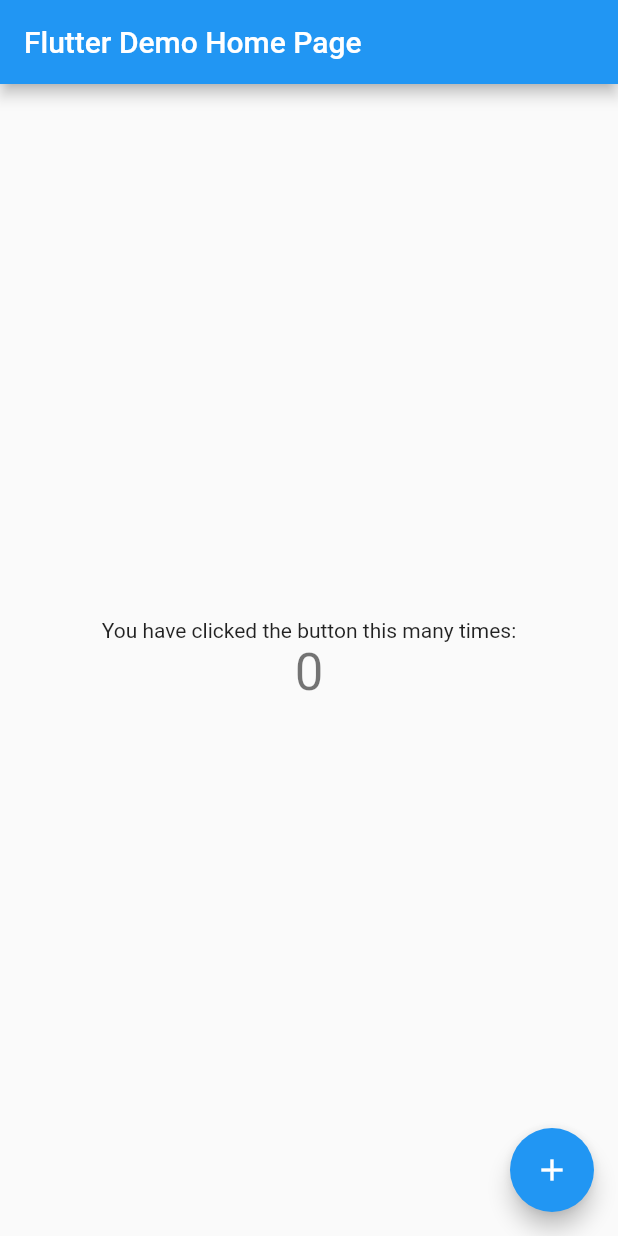
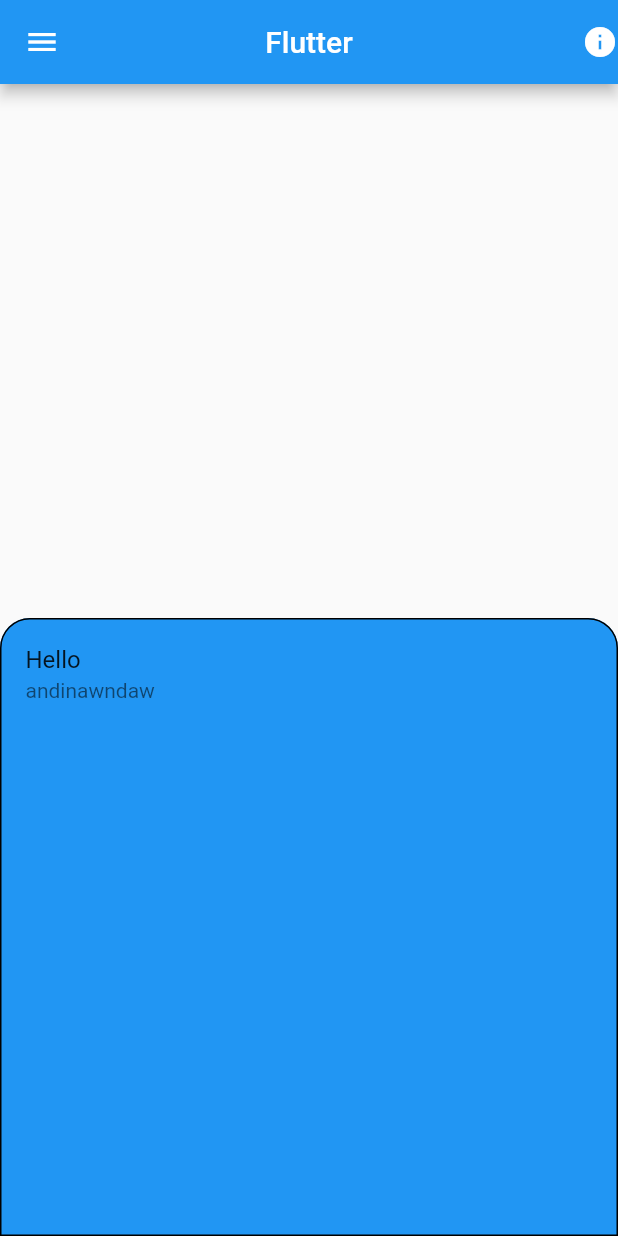
Before and after one commit to WingiM/test_flutter_app, a Flutter app: the screen it shows after launch, on a phone screen of 412 x 824 dp. Run offline on Flutter 3.47's test engine with Material 2 defaults, Android fonts, the phone set to English and light mode, and no system bars.

Commit message:
11.02 lesson

```diff
--- /dev/null
+++ b/lib/authPage.dart
@@ -0,0 +1,38 @@
+import 'package:flutter/material.dart';
+import 'package:flutter/src/widgets/framework.dart';
+import 'package:flutter/src/widgets/placeholder.dart';
+
+String name = "Flutter";
+
+class AuthPage extends StatelessWidget {
+  const AuthPage({super.key});
+
+  Widget auth(BuildContext context) {
+    return Container();
+  }
+
+  @override
+  Widget build(BuildContext context) {
+    return Scaffold(
+      appBar: AppBar(
+        title: Text(name),
+        centerTitle: true,
+        actions: const [Icon(Icons.info)],
+      ),
+      drawer: const Drawer(),
+      body: auth(context),
+      bottomNavigationBar: SizedBox(
+        height: MediaQuery.of(context).size.height * 0.5,
+        child: const ListTile(
+          shape: OutlineInputBorder(
+              borderRadius: BorderRadius.vertical(
+            top: Radius.circular(20),
+          )),
+          tileColor: Colors.blue,
+          title: Text("Hello"),
+          subtitle: Text("andinawndaw"),
+        ),
+      ),
+    );
+  }
+}
--- a/lib/main.dart
+++ b/lib/main.dart
@@ -1,115 +1,18 @@
 import 'package:flutter/material.dart';
+import 'package:test_flutter_app/authPage.dart';
 
 void main() {
-  runApp(const MyApp());
+  runApp(AppThemeMaterial());
 }
 
-class MyApp extends StatelessWidget {
-  const MyApp({super.key});
+class AppThemeMaterial extends StatelessWidget {
+  const AppThemeMaterial({super.key});
 
-  // This widget is the root of your application.
   @override
   Widget build(BuildContext context) {
-    return MaterialApp(
-      title: 'Flutter Demo',
-      theme: ThemeData(
-        // This is the theme of your application.
-        //
-        // Try running your application with "flutter run". You'll see the
-        // application has a blue toolbar. Then, without quitting the app, try
-        // changing the primarySwatch below to Colors.green and then invoke
-        // "hot reload" (press "r" in the console where you ran "flutter run",
-        // or simply save your changes to "hot reload" in a Flutter IDE).
-        // Notice that the counter didn't reset back to zero; the application
-        // is not restarted.
-        primarySwatch: Colors.blue,
-      ),
-      home: const MyHomePage(title: 'Flutter Demo Home Page'),
+    return const MaterialApp(
+      home: AuthPage(),
+      debugShowCheckedModeBanner: false,
     );
   }
 }
-
-class MyHomePage extends StatefulWidget {
-  const MyHomePage({super.key, required this.title});
-
-  // This widget is the home page of your application. It is stateful, meaning
-  // that it has a State object (defined below) that contains fields that affect
-  // how it looks.
-
-  // This class is the configuration for the state. It holds the values (in this
-  // case the title) provided by the parent (in this case the App widget) and
-  // used by the build method of the State. Fields in a Widget subclass are
-  // always marked "final".
-
-  final String title;
-
-  @override
-  State<MyHomePage> createState() => _MyHomePageState();
-}
-
-class _MyHomePageState extends State<MyHomePage> {
-  int _counter = 0;
-
-  void _incrementCounter() {
-    setState(() {
-      // This call to setState tells the Flutter framework that something has
-      // changed in this State, which causes it to rerun the build method below
-      // so that the display can reflect the updated values. If we changed
-      // _counter without calling setState(), then the build method would not be
-      // called again, and so nothing would appear to happen.
-      _counter++;
-    });
-  }
-
-  @override
-  Widget build(BuildContext context) {
-    // This method is rerun every time setState is called, for instance as done
-    // by the _incrementCounter method above.
-    //
-    // The Flutter framework has been optimized to make rerunning build methods
-    // fast, so that you can just rebuild anything that needs updating rather
-    // than having to individually change instances of widgets.
-    return Scaffold(
-      appBar: AppBar(
-        // Here we take the value from the MyHomePage object that was created by
-        // the App.build method, and use it to set our appbar title.
-        title: Text(widget.title),
-      ),
-      body: Center(
-        // Center is a layout widget. It takes a single child and positions it
-        // in the middle of the parent.
-        child: Column(
-          // Column is also a layout widget. It takes a list of children and
-          // arranges them vertically. By default, it sizes itself to fit its
-          // children horizontally, and tries to be as tall as its parent.
-          //
-          // Invoke "debug painting" (press "p" in the console, choose the
-          // "Toggle Debug Paint" action from the Flutter Inspector in Android
-          // Studio, or the "Toggle Debug Paint" command in Visual Studio Code)
-          // to see the wireframe for each widget.
-          //
-          // Column has various properties to control how it sizes itself and
-          // how it positions its children. Here we use mainAxisAlignment to
-          // center the children vertically; the main axis here is the vertical
-          // axis because Columns are vertical (the cross axis would be
-          // horizontal).
-          mainAxisAlignment: MainAxisAlignment.center,
-          children: <Widget>[
-            const Text(
-              'You have clicked the button this many times:',
-            ),
-            Text(
-              '$_counter',
-              style: Theme.of(context).textTheme.headlineMedium,
-            ),
-          ],
-        ),
-      ),
-      floatingActionButton: FloatingActionButton(
-        onPressed: _incrementCounter,
-        tooltip: 'Increment',
-        child: const Icon(Icons.add),
-      ), // This trailing comma makes auto-formatting nicer for build methods.
-    );
-  }
-}
```
